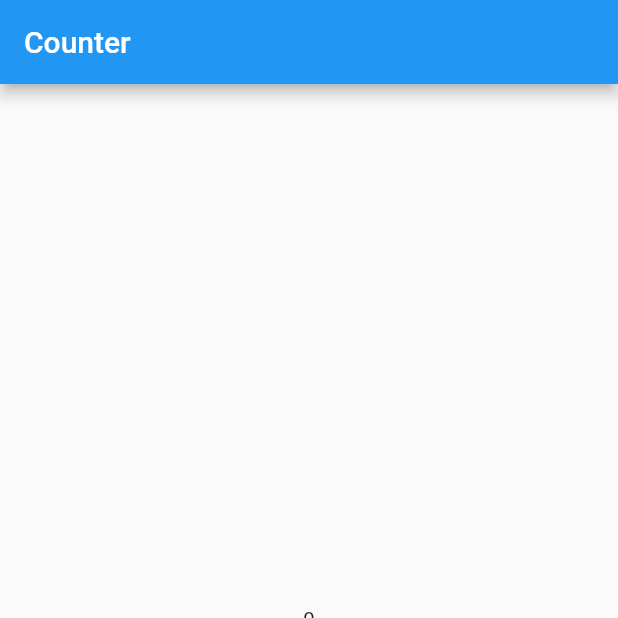
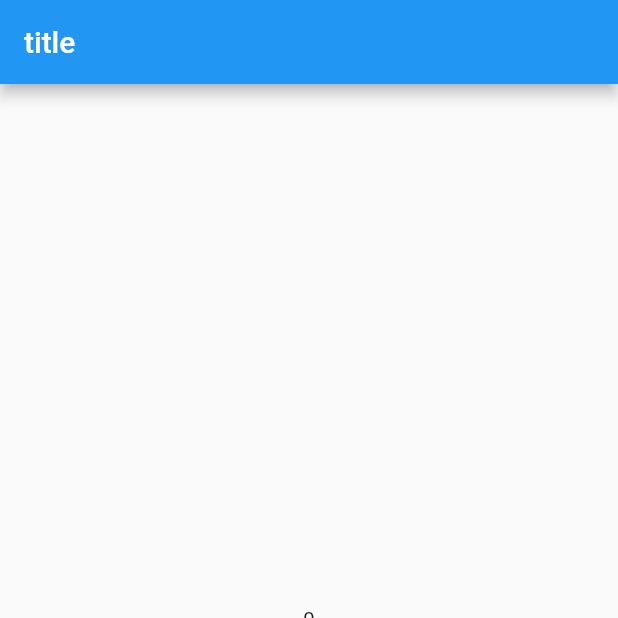
Before and after one commit to shuijingyue/nif, a Flutter app: the screen it shows after launch, on a phone screen of 412 x 824 dp, the top half of it. Run offline on Flutter 3.47's test engine with Material 2 defaults, Android fonts, the phone set to English and light mode, and no system bars; our stand-ins replace get, logger.

Commit message:
Optimise code
Signed-off-by: wangxinpeng1 <shihuanoffice@163.com>

```diff
--- a/lib/app.dart
+++ b/lib/app.dart
@@ -11,10 +11,11 @@ class NifApp extends StatelessWidget {
   Widget build(BuildContext context) {
     return MaterialApp(
       title: 'Nif',
+      debugShowCheckedModeBanner: false,
       theme: ThemeData(
         primarySwatch: Colors.blue,
       ),
-      home: const IndexScreen(title: 'Counter'),
+      home: const IndexScreen(),
     );
   }
 }
--- a/lib/screen/index/count_button.dart
+++ b/lib/screen/index/count_button.dart
@@ -1,23 +1,27 @@
 import 'package:flutter/cupertino.dart';
 import 'package:nif/app.dart';
 
-class CountButton extends StatefulWidget {
-  const CountButton({super.key});
+class Counter extends StatefulWidget {
+  const Counter({super.key});
 
   @override
-  State<StatefulWidget> createState() => _CountButtonState();
+  State<StatefulWidget> createState() => _CounterState();
 }
 
-class _CountButtonState extends State<CountButton> {
+class _CounterState extends State<Counter> {
   int count = 0;
 
   @override
   Widget build(BuildContext context) {
     logger.i('rebuild CountButton');
     return GestureDetector(
-        onTap: () {
-          setState(() {});
-        },
-        child: Text('$count', style: const TextStyle(fontSize: 32),));
+      onTap: () {
+        setState(() {});
+      },
+      child: Text(
+        '$count',
+        style: const TextStyle(fontSize: 32),
+      ),
+    );
   }
 }
--- a/lib/screen/index/index_screen.dart
+++ b/lib/screen/index/index_screen.dart
@@ -1,5 +1,3 @@
-import 'dart:math';
-
 import 'package:flutter/material.dart';
 import 'package:get/get.dart';
 import 'package:nif/app.dart';
@@ -7,9 +5,7 @@ import 'package:nif/screen/index/count_button.dart';
 import 'package:nif/screen/index/index_screen_controller.dart';
 
 class IndexScreen extends StatelessWidget {
-  const IndexScreen({super.key, required this.title});
-
-  final String title;
+  const IndexScreen({super.key});
 
   @override
   Widget build(BuildContext context) {
@@ -17,7 +13,7 @@ class IndexScreen extends StatelessWidget {
 
     return Scaffold(
       appBar: AppBar(
-        title: Text(title),
+        title: Text('title'),
       ),
       body: Center(
         child: Column(
@@ -31,7 +27,7 @@ class IndexScreen extends StatelessWidget {
               logger.v('rebuild 2');
               return Text('${controller.b.value}');
             }),
-            const CountButton()
+            const Counter(),
           ],
         ),
       ),
@@ -39,7 +35,7 @@ class IndexScreen extends StatelessWidget {
         onPressed: controller.onClick,
         tooltip: 'Increment',
         child: const Icon(Icons.add),
-      ), // This trailing comma makes auto-formatting nicer for build methods.
+      ),
     );
   }
 }
--- a/lib/screen/index/index_screen_controller.dart
+++ b/lib/screen/index/index_screen_controller.dart
@@ -1,20 +1,11 @@
 import 'package:get/get.dart';
 
-class IndexScreenState {
-  int a = 0;
-  int b = 0;
-}
 
 class IndexScreenController extends GetxController {
-  final Rx<IndexScreenState> state = Rx<IndexScreenState>(IndexScreenState());
-
   final a = 0.obs;
   final b = 0.obs;
 
   onClick() {
     a.value++;
-    // state.update((val) {
-    //   val?.a++;
-    // });
   }
 }
```
Also changed, not shown: 1 other file.
